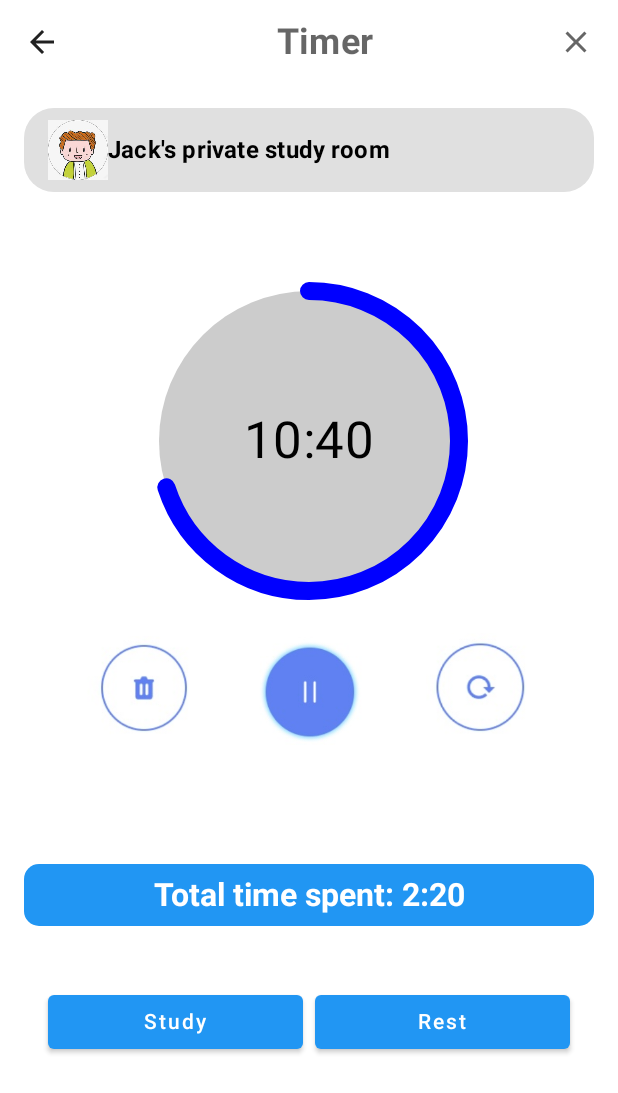
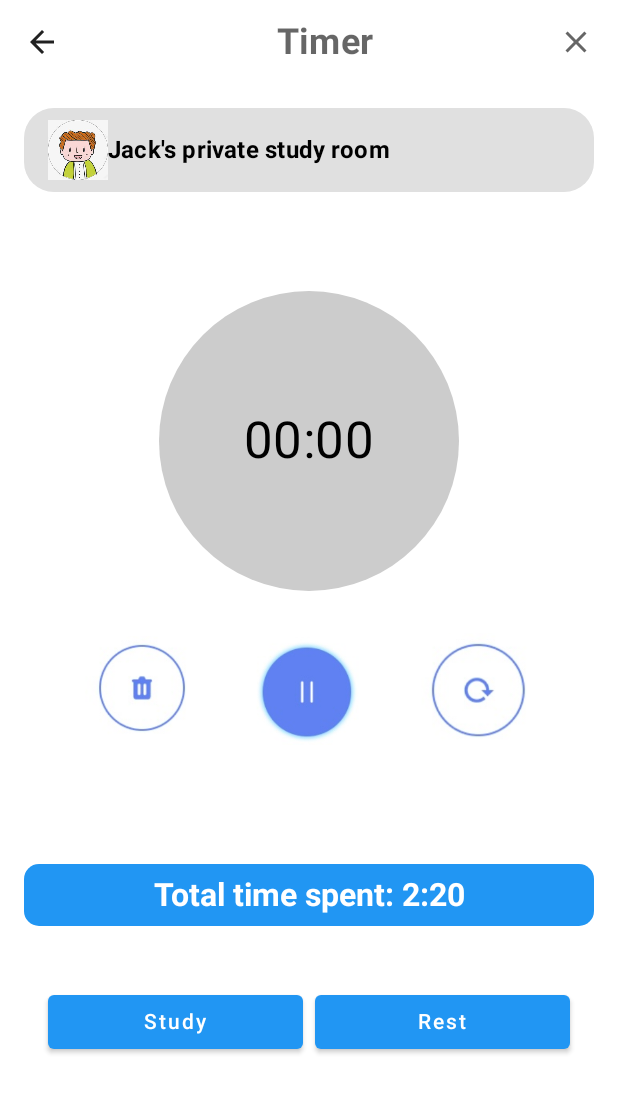
Before and after one commit to ECN-info-MEDEV/tp-devmo-caville_zeng, an Android app built with Jetpack Compose: the @Preview function DefaultPreview, on a phone screen of 412 x 824 dp. Shown: the top 1093 px of the screen. Run offline under Robolectric (Android 15) with nearby library versions, the light colour scheme and no system bars.

Commit message:
update the timer

```diff
--- a/app/src/main/java/com/example/studyapp/ui/StudyRoomScreen.kt
+++ b/app/src/main/java/com/example/studyapp/ui/StudyRoomScreen.kt
@@ -35,26 +35,27 @@ import com.example.studyapp.ui.theme.BLUE1
 import com.example.studyapp.ui.theme.Blue500
 @Composable
 fun StudyRoomScreen(viewModel: StudyViewModel = viewModel()) {
+
+    val timerState = viewModel.timerState.collectAsState().value
+
     Scaffold(
         topBar = {
             CustomTopAppBar(
                 onBack = {
-                    //Handle back press
                 },
                 onClose = {
-                    //Handle close action
                 }
             )
         }
     ) {
-        MainScreen2(viewModel)
+        MainScreen2(viewModel, timerState)
     }
 }
 
 @Composable
 fun CustomTopAppBar(onBack: () -> Unit, onClose: () -> Unit) {
     TopAppBar(
-        // 移除标题参数，我们将在内容中自定义标题的布局
+
         title = {},
         navigationIcon = {
             IconButton(onClick = onBack) {
@@ -73,7 +74,7 @@ fun CustomTopAppBar(onBack: () -> Unit, onClose: () -> Unit) {
                 textAlign = TextAlign.Center,
                 style = MaterialTheme.typography.h6.copy(
                     fontWeight = FontWeight.Bold,
-                    fontSize = MaterialTheme.typography.h6.fontSize * 1.2 // 增加20%的字号大小
+                    fontSize = MaterialTheme.typography.h6.fontSize * 1.2
                 )
             )
             Spacer(Modifier.weight(1f, true))
@@ -131,34 +132,25 @@ fun TimerControlButtons(viewModel: StudyViewModel) {
             Image(
                 painter = painterResource(id = R.drawable.ic_reset),
                 contentDescription = "Reset Timer",
-                modifier = Modifier
-                    .size(100.dp)
-
-                    .padding(12.dp)
+                modifier = Modifier.size(100.dp).padding(12.dp)
             )
         }
 
 
-        IconButton(onClick = {  }) {
+        IconButton(onClick = { viewModel.pauseTimer() }) {
             Image(
                 painter = painterResource(id = R.drawable.ic_pause),
                 contentDescription = "Pause Timer",
-                modifier = Modifier
-                    .size(100.dp)
-
-                    .padding(12.dp)
+                modifier = Modifier.size(100.dp).padding(12.dp)
             )
         }
 
 
-        IconButton(onClick = { }) {
+        IconButton(onClick = { viewModel.startTimer() }) {
             Image(
                 painter = painterResource(id = R.drawable.ic_repeat),
-                contentDescription = "Repeat Timer",
-                modifier = Modifier
-                    .size(96.dp)
-
-                    .padding(12.dp)
+                contentDescription = "Start/Continue Timer",
+                modifier = Modifier.size(100.dp).padding(12.dp)
             )
         }
     }
@@ -166,7 +158,7 @@ fun TimerControlButtons(viewModel: StudyViewModel) {
 
 
 @Composable
-fun MainScreen2(viewModel: StudyViewModel) {
+fun MainScreen2(viewModel: StudyViewModel, timerState: StudyViewModel.TimerState) {
     val buttonColors = ButtonDefaults.buttonColors(backgroundColor = Blue500 , contentColor = Color.White)
     Column(
         modifier = Modifier
@@ -176,7 +168,7 @@ fun MainScreen2(viewModel: StudyViewModel) {
     ) {
         StudyRoomTitle()
         Spacer(modifier = Modifier.height(50.dp))
-        TimerProgressIndicator(progress = 0.7f, time = "10:40")
+        TimerProgressIndicator(progress = timerState.progress, time = timerState.totalTime)
 
         TimerControlButtons(viewModel = viewModel)
 
```
Also changed, not shown: app/src/main/java/com/example/learningapp/LearningAppScreen.kt (deleted, +0 -113 lines), app/src/main/java/com/example/learningapp/data/StudyUiState.kt (deleted, +0 -40 lines), app/src/main/java/com/example/studyapp/ui/RoomSettingScreen.kt (+8 -2 lines), app/src/main/java/com/example/studyapp/ui/StudyViewModel.kt (+28 -55 lines).
